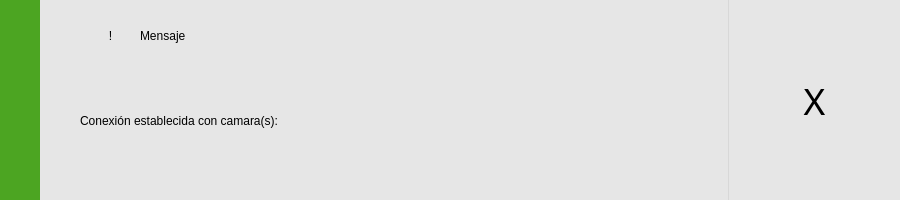
The window that Raspberry/Interface/Designs/messageDesign.ui (AdrianCervantes53/SecurityAI) describes before a commit, drawn with Qt 5.
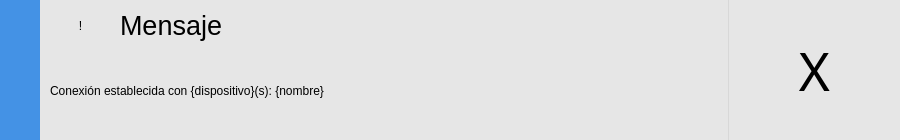
The same window after the commit.

What changed in the file:
```diff
--- a/Raspberry/Interface/Designs/messageDesign.ui
+++ b/Raspberry/Interface/Designs/messageDesign.ui
@@ -7,7 +7,7 @@
     <x>0</x>
     <y>0</y>
     <width>900</width>
-    <height>200</height>
+    <height>140</height>
    </rect>
   </property>
   <property name="windowTitle">
@@ -39,7 +39,8 @@
      <property name="styleSheet">
       <string notr="true">background-color: rgb(230, 230, 230);
 border-left:40px solid;
-border-color: rgb(76, 165, 34);</string>
+border-color: rgb(76, 165, 34);
+border-color: rgb(68, 146, 229);</string>
      </property>
      <layout class="QGridLayout" name="gridLayout_2" rowstretch="0" columnstretch="80,0,20">
       <property name="leftMargin">
@@ -68,7 +69,7 @@
         <property name="font">
          <font>
           <family>Arial Rounded MT Bold</family>
-          <pointsize>28</pointsize>
+          <pointsize>40</pointsize>
           <italic>false</italic>
           <bold>false</bold>
          </font>
@@ -76,7 +77,7 @@
         <property name="styleSheet">
          <string notr="true">QPushButton{
 border:none;
-	font: 28pt &quot;Arial Rounded MT Bold&quot;;
+	font: 40pt &quot;Arial Rounded MT Bold&quot;;
 }
 QPushButton:hover{
 background-color: rgb(76, 165, 34);
@@ -104,8 +105,8 @@
         <widget class="QLabel" name="label_2">
          <property name="geometry">
           <rect>
-           <x>40</x>
-           <y>80</y>
+           <x>10</x>
+           <y>50</y>
            <width>631</width>
            <height>81</height>
           </rect>
@@ -114,18 +115,29 @@
           <string notr="true">background-color: none;</string>
          </property>
          <property name="text">
-          <string>Conexión establecida con camara(s):</string>
+          <string>Conexión establecida con {dispositivo}(s): {nombre}</string>
+         </property>
+         <property name="alignment">
+          <set>Qt::AlignLeading|Qt::AlignLeft|Qt::AlignVCenter</set>
          </property>
         </widget>
         <widget class="QLabel" name="label">
          <property name="geometry">
           <rect>
-           <x>100</x>
-           <y>20</y>
+           <x>80</x>
+           <y>10</y>
            <width>111</width>
            <height>31</height>
           </rect>
          </property>
+         <property name="font">
+          <font>
+           <family>Ubuntu</family>
+           <pointsize>20</pointsize>
+           <italic>false</italic>
+           <bold>false</bold>
+          </font>
+         </property>
          <property name="styleSheet">
           <string notr="true">background-color: none;</string>
          </property>
@@ -136,8 +148,8 @@
         <widget class="QLabel" name="label_3">
          <property name="geometry">
           <rect>
-           <x>60</x>
-           <y>20</y>
+           <x>30</x>
+           <y>10</y>
            <width>21</width>
            <height>31</height>
           </rect>
```
Left out of the diff: 29 changed lines with no effect on the pictures.
